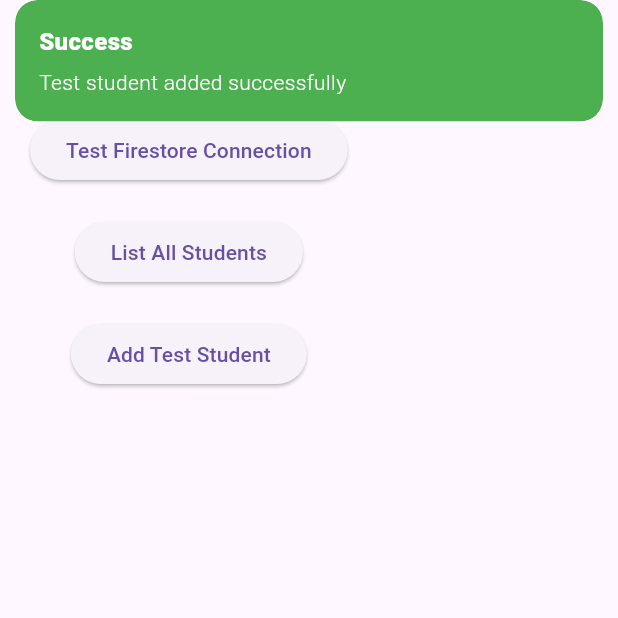
After one commit to ZulfiqarAlam18/flutter_with_firebase_supabase, a Flutter app: the DebugScreen screen opened directly, after a tap on "Add Test Student", on a phone screen of 412 x 824 dp, the top half of it. The commit adds this screen. Run offline on Flutter 3.47's test engine with Material 3 defaults, Android fonts, the phone set to English and light mode, and no system bars; our stand-ins replace cloud_firestore, firebase_auth, firebase_core, flutter_screenutil, get, image_picker and 1 more; accounts and stored records are empty.

Commit message:
successfully added firebase and supabass

```diff
--- a/lib/controller/student_controller.dart
+++ b/lib/controller/student_controller.dart
@@ -10,10 +10,24 @@ class StudentController extends GetxController {
 
   final _db = FirebaseFirestore.instance;
 
-  Stream<List<Student>> get students => _db
-      .collection('students')
-      .snapshots()
-      .map((snap) => snap.docs.map(Student.fromDoc).toList());
+  Stream<List<Student>> get students {
+    return _db
+        .collection('students')
+        .snapshots()
+        .map((snap) {
+          final students = snap.docs.map((doc) {
+            try {
+              return Student.fromDoc(doc);
+            } catch (e) {
+              print('❌ Error parsing student document ${doc.id}: $e');
+              print('📄 Document data: ${doc.data()}');
+              rethrow;
+            }
+          }).toList();
+          print('✅ Successfully parsed ${students.length} students');
+          return students;
+        });
+  }
 
   /// Upload image to Supabase Storage and get public URL
   Future<String> _uploadImage(File file, String id) async {
@@ -23,12 +37,15 @@ class StudentController extends GetxController {
   Future<void> addStudent(String name, String roll, File image) async {
     final id = Uuid().v4();
     final url = await _uploadImage(image, id);
-    await _db.collection('students').doc(id).set({
+
+    final studentData = {
       'id': id,
       'name': name,
-      'roll': roll,
+      'roll': roll,  // Make sure this matches your Firestore field
       'imageUrl': url,
-    });
+    };
+
+    await _db.collection('students').doc(id).set(studentData);
   }
 
   Future<void> deleteStudent(String id) async {
--- /dev/null
+++ b/lib/debug_screen.dart
@@ -0,0 +1,111 @@
+import 'package:flutter/material.dart';
+import 'package:get/get.dart';
+import 'package:cloud_firestore/cloud_firestore.dart';
+
+class DebugScreen extends StatelessWidget {
+  @override
+  Widget build(BuildContext context) {
+    return Scaffold(
+      appBar: AppBar(title: Text('Debug Firestore')),
+      body: Padding(
+        padding: EdgeInsets.all(20),
+        child: Column(
+          children: [
+            ElevatedButton(
+              onPressed: testFirestoreConnection,
+              child: Text('Test Firestore Connection'),
+            ),
+            SizedBox(height: 20),
+            ElevatedButton(
+              onPressed: listAllStudents,
+              child: Text('List All Students'),
+            ),
+            SizedBox(height: 20),
+            ElevatedButton(
+              onPressed: addTestStudent,
+              child: Text('Add Test Student'),
+            ),
+          ],
+        ),
+      ),
+    );
+  }
+
+  void testFirestoreConnection() async {
+    try {
+      print('🔗 Testing Firestore connection...');
+      final snapshot = await FirebaseFirestore.instance.collection('students').get();
+      print('✅ Firestore connected! Found ${snapshot.docs.length} documents');
+
+      Get.snackbar(
+        "Success",
+        "Firestore connected! Found ${snapshot.docs.length} documents",
+        backgroundColor: Colors.green,
+        colorText: Colors.white,
+      );
+    } catch (e) {
+      print('❌ Firestore connection failed: $e');
+      Get.snackbar(
+        "Error",
+        "Firestore connection failed: $e",
+        backgroundColor: Colors.red,
+        colorText: Colors.white,
+      );
+    }
+  }
+
+  void listAllStudents() async {
+    try {
+      print('📋 Listing all students...');
+      final snapshot = await FirebaseFirestore.instance.collection('students').get();
+
+      for (var doc in snapshot.docs) {
+        print('📄 Document ID: ${doc.id}');
+        print('📄 Document data: ${doc.data()}');
+      }
+
+      Get.snackbar(
+        "Info",
+        "Check console for student list (${snapshot.docs.length} found)",
+        backgroundColor: Colors.blue,
+        colorText: Colors.white,
+      );
+    } catch (e) {
+      print('❌ Failed to list students: $e');
+      Get.snackbar(
+        "Error",
+        "Failed to list students: $e",
+        backgroundColor: Colors.red,
+        colorText: Colors.white,
+      );
+    }
+  }
+
+  void addTestStudent() async {
+    try {
+      print('➕ Adding test student...');
+      await FirebaseFirestore.instance.collection('students').add({
+        'id': 'test123',
+        'name': 'Test Student',
+        'roll': '001',
+        'imageUrl': '',
+      });
+
+      print('✅ Test student added successfully');
+      Get.snackbar(
+        "Success",
+        "Test student added successfully",
+        backgroundColor: Colors.green,
+        colorText: Colors.white,
+      );
+    } catch (e) {
+      print('❌ Failed to add test student: $e');
+      Get.snackbar(
+        "Error",
+        "Failed to add test student: $e",
+        backgroundColor: Colors.red,
+        colorText: Colors.white,
+      );
+    }
+  }
+}
--- a/lib/models/student_model.dart
+++ b/lib/models/student_model.dart
@@ -22,14 +22,20 @@ class Student {
   };
 
   factory Student.fromJson(Map<String, dynamic> json) => Student(
-    id: json['id'] as String,
-    name: json['name'] as String,
-    roll: json['roll'] as String,
-    imageUrl: json['imageUrl'] as String,
+    id: (json['id'] as String?) ?? '', // Handle missing id
+    name: json['name'] as String? ?? '', // Handle missing name
+    roll: (json['roll'] as String?) ?? (json['rollNumber'] as String?) ?? '', // Handle both field names
+    imageUrl: json['imageUrl'] as String? ?? '', // Handle null imageUrl
   );
 
   factory Student.fromDoc(QueryDocumentSnapshot<Map<String, dynamic>> doc) {
     final data = doc.data();
+
+    // Use document ID if id field is missing or empty
+    if (data['id'] == null || data['id'].toString().isEmpty) {
+      data['id'] = doc.id;
+    }
+
     return Student.fromJson(data);
   }
 }
--- a/lib/services/storage_service.dart
+++ b/lib/services/storage_service.dart
@@ -4,7 +4,7 @@ import 'package:supabase_flutter/supabase_flutter.dart';
 
 class StorageService {
   static final SupabaseClient _supabase = Supabase.instance.client;
-  static const String bucketName = 'student-images';
+  static const String bucketName = 'student-pics';
 
   /// Upload image to Supabase Storage and return public URL
   static Future<String> uploadImage(File file, String fileName) async {
```
Also changed, not shown: lib/views/home_screen/home_page.dart (+10 -0 lines), lib/views/student_screens/delete.dart (+52 -5 lines), lib/views/student_screens/update.dart (+34 -2 lines), lib/views/student_screens/view.dart (+39 -2 lines).
